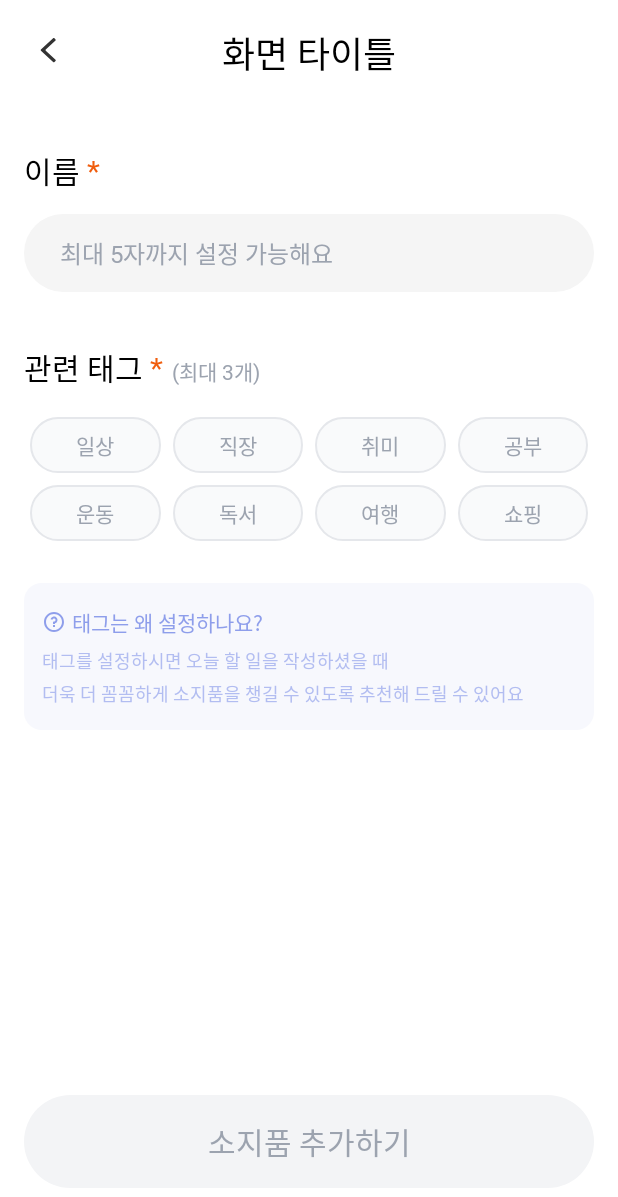
After one commit to Oops-Team/Oops-Android, an Android app: the layout fragment_create_inventory.xml on its own in the app's theme, with its tools: preview values and no code run, on a phone screen of 412 x 824 dp. The commit adds this screen. Shown: the top 1197 px of the screen. Run offline under Robolectric (Android 15) with nearby library versions, the phone set to English and light mode, and no system bars.

Commit message:
Feat: 인벤토리 생성&수정 화면 UI 구현

```diff
--- /dev/null
+++ b/Oops-Android/app/src/main/java/com/example/oops_android/ui/Main/Inventory/CreateInventoryFragment.kt
@@ -0,0 +1,38 @@
+package com.example.oops_android.ui.Main.Inventory
+
+import android.view.View
+import androidx.navigation.findNavController
+import androidx.navigation.fragment.navArgs
+import com.example.oops_android.R
+import com.example.oops_android.databinding.FragmentCreateInventoryBinding
+import com.example.oops_android.ui.Base.BaseFragment
+
+/* 인벤토리 생성 & 수정 화면 */
+class CreateInventoryFragment: BaseFragment<FragmentCreateInventoryBinding>(FragmentCreateInventoryBinding::inflate) {
+    override fun initViewCreated() {
+        // 바텀 네비게이션 숨기기
+        mainActivity?.hideBnv(true)
+
+        val args: CreateInventoryFragmentArgs by navArgs()
+        when (args.inventoryDivision) {
+            // 툴 바 제목 설정 및 버튼 띄우기
+            "InventoryCreate" -> {
+                setToolbarTitle(binding.toolbarCreateInventory.tvSubToolbarTitle, "인벤토리 생성")
+                binding.cvCreateInventoryStuffAdd.visibility = View.VISIBLE
+            }
+            "InventoryEdit" -> {
+                setToolbarTitle(binding.toolbarCreateInventory.tvSubToolbarTitle, "인벤토리 수정")
+                binding.cvCreateInventoryStuffAdd.visibility = View.GONE
+                binding.lLayoutCreateInventoryEdit.visibility = View.VISIBLE
+                binding.toolbarCreateInventory.ivSubToolbarRight.visibility = View.VISIBLE
+            }
+        }
+    }
+
+    override fun initAfterBinding() {
+        // 뒤로 가기 버튼 클릭
+        binding.toolbarCreateInventory.ivSubToolbarBack.setOnClickListener {
+            view?.findNavController()?.popBackStack()
+        }
+    }
+}
--- a/Oops-Android/app/src/main/java/com/example/oops_android/ui/Main/Inventory/InventoryFragment.kt
+++ b/Oops-Android/app/src/main/java/com/example/oops_android/ui/Main/Inventory/InventoryFragment.kt
@@ -8,6 +8,8 @@ import android.widget.LinearLayout
 import android.widget.PopupWindow
 import androidx.core.content.ContextCompat
 import androidx.core.view.WindowInsetsControllerCompat
+import androidx.navigation.NavDirections
+import androidx.navigation.fragment.findNavController
 import com.example.oops_android.R
 import com.example.oops_android.databinding.FragmentInventoryBinding
 import com.example.oops_android.ui.Base.BaseFragment
@@ -21,6 +23,9 @@ class InventoryFragment: BaseFragment<FragmentInventoryBinding>(FragmentInventor
     override fun initViewCreated() {
         mainActivity!!.window.statusBarColor = ContextCompat.getColor(requireContext(), R.color.Main_500) // 상단 상태바 색상
         WindowInsetsControllerCompat(mainActivity!!.window, mainActivity!!.window.decorView).isAppearanceLightStatusBars = false
+
+        // 바텀 네비게이션 보이기
+        mainActivity?.hideBnv(false)
     }
 
     override fun onDestroyView() {
@@ -54,10 +59,10 @@ class InventoryFragment: BaseFragment<FragmentInventoryBinding>(FragmentInventor
             // 인벤토리가 ALL이라면
             val inventoryIdx: Long = categoryAdapter.getCategoryIdx(position)
             if (inventoryIdx == -1L) {
-                binding.tvInventoryStuffEdit.visibility = View.INVISIBLE // edit 아이콘 숨기기
+                binding.ivInventoryStuffEdit.visibility = View.INVISIBLE // edit 아이콘 숨기기
             }
             else {
-                binding.tvInventoryStuffEdit.visibility = View.VISIBLE
+                binding.ivInventoryStuffEdit.visibility = View.VISIBLE
             }
 
             // TODO: API 연동 (inventoryIdx 전달)
@@ -76,7 +81,9 @@ class InventoryFragment: BaseFragment<FragmentInventoryBinding>(FragmentInventor
 
         // Create 버튼 클릭 이벤트
         binding.btnInventoryCreate.setOnClickListener {
-            // TODO: 인벤토리 생성 화면으로 이동
+            // 인벤토리 생성 화면으로 이동
+            val actionToCreateInventory: NavDirections = InventoryFragmentDirections.actionInventoryFrmToCreateInventoryFrm("InventoryCreate")
+            findNavController().navigate(actionToCreateInventory)
         }
 
         // 소지품이 없을 경우, 소지품 추가 버튼 클릭 이벤트
@@ -102,6 +109,13 @@ class InventoryFragment: BaseFragment<FragmentInventoryBinding>(FragmentInventor
             binding.lLayoutInventoryStuffDefault.visibility = View.GONE // default 뷰 숨기기
             binding.tvInventoryStuffNum.visibility = View.VISIBLE
             binding.tvInventoryStuffNum.text = stuffAdapter.itemCount.toString() + "/77"
+        }
+
+        // 소지품 수정 버튼 클릭 이벤트
+        binding.ivInventoryStuffEdit.setOnClickListener {
+            // 인벤토리 수정 화면으로 이동
+            val actionToCreateInventory: NavDirections = InventoryFragmentDirections.actionInventoryFrmToCreateInventoryFrm("InventoryEdit")
+            findNavController().navigate(actionToCreateInventory)
         }
     }
 
@@ -178,9 +192,6 @@ class InventoryFragment: BaseFragment<FragmentInventoryBinding>(FragmentInventor
 
     // 인벤토리의 아이콘 변경 로직 함수
     private fun changeInventoryIcon(position: Int, inventoryIconIdx: Long): Boolean {
-        // 선택한 아이템 정보 가져오기
-        val categoryItem: CategoryItemUI = categoryAdapter.getCategoryItem(position)
-
         // 아이콘 변경
         return categoryAdapter.modifyCategoryItem(position, inventoryIconIdx)
     }
--- /dev/null
+++ b/Oops-Android/app/src/main/res/drawable/ic_question_mark_16.xml
@@ -0,0 +1,13 @@
+<vector xmlns:android="http://schemas.android.com/apk/res/android"
+    android:width="16dp"
+    android:height="16dp"
+    android:viewportWidth="16"
+    android:viewportHeight="16">
+  <group>
+    <clip-path
+        android:pathData="M0,0h16v16h-16z"/>
+    <path
+        android:pathData="M8,14.667C4.318,14.667 1.333,11.682 1.333,8C1.333,4.318 4.318,1.333 8,1.333C11.682,1.333 14.666,4.318 14.666,8C14.666,11.682 11.682,14.667 8,14.667ZM8,13.333C9.414,13.333 10.771,12.771 11.771,11.771C12.771,10.771 13.333,9.414 13.333,8C13.333,6.585 12.771,5.229 11.771,4.229C10.771,3.228 9.414,2.667 8,2.667C6.585,2.667 5.229,3.228 4.228,4.229C3.228,5.229 2.666,6.585 2.666,8C2.666,9.414 3.228,10.771 4.228,11.771C5.229,12.771 6.585,13.333 8,13.333ZM7.333,10H8.666V11.333H7.333V10ZM8.666,8.903V9.333H7.333V8.333C7.333,8.156 7.403,7.987 7.528,7.862C7.653,7.737 7.823,7.667 8,7.667C8.189,7.667 8.375,7.613 8.535,7.511C8.695,7.41 8.823,7.266 8.904,7.094C8.985,6.923 9.015,6.732 8.992,6.544C8.969,6.357 8.893,6.179 8.773,6.033C8.653,5.886 8.494,5.777 8.314,5.717C8.134,5.658 7.941,5.65 7.757,5.696C7.574,5.742 7.407,5.839 7.276,5.976C7.145,6.114 7.056,6.285 7.019,6.471L5.711,6.209C5.792,5.803 5.979,5.427 6.254,5.118C6.528,4.808 6.879,4.578 7.272,4.449C7.665,4.32 8.085,4.298 8.489,4.384C8.893,4.471 9.267,4.663 9.572,4.942C9.878,5.22 10.104,5.575 10.227,5.969C10.351,6.364 10.367,6.784 10.275,7.187C10.183,7.59 9.985,7.961 9.703,8.262C9.42,8.564 9.062,8.785 8.666,8.903Z"
+        android:fillColor="#8E9EEB"/>
+  </group>
+</vector>
--- /dev/null
+++ b/Oops-Android/app/src/main/res/layout/fragment_create_inventory.xml
@@ -0,0 +1,325 @@
+<?xml version="1.0" encoding="utf-8"?>
+<!-- 인벤토리 생성 & 수정 화면 -->
+<LinearLayout xmlns:android="http://schemas.android.com/apk/res/android"
+    xmlns:tools="http://schemas.android.com/tools"
+    android:layout_width="match_parent"
+    android:layout_height="match_parent"
+    xmlns:app="http://schemas.android.com/apk/res-auto"
+    android:orientation="vertical"
+    android:background="@color/White"
+    tools:context=".ui.Main.Inventory.CreateInventoryFragment">
+
+    <include
+        android:id="@+id/toolbar_create_inventory"
+        android:layout_width="match_parent"
+        android:layout_height="wrap_content"
+        layout="@layout/toolbar_sub"/>
+
+    <LinearLayout
+        android:layout_width="match_parent"
+        android:layout_height="match_parent"
+        android:orientation="vertical">
+        <LinearLayout
+            android:layout_width="match_parent"
+            android:layout_height="wrap_content"
+            android:orientation="horizontal"
+            android:layout_marginTop="32dp"
+            android:layout_marginStart="16dp"
+            android:layout_marginEnd="16dp">
+            <TextView
+                android:layout_width="wrap_content"
+                android:layout_height="wrap_content"
+                android:text="@string/create_inventory_name"
+                style="@style/H3"
+                android:textColor="@color/Black"/>
+            <TextView
+                android:layout_width="wrap_content"
+                android:layout_height="wrap_content"
+                android:text=" *"
+                style="@style/H3"
+                android:textColor="@color/Red_Dark"/>
+        </LinearLayout>
+
+        <!-- 이름 -->
+        <EditText
+            android:id="@+id/edt_create_inventory_name"
+            android:layout_width="match_parent"
+            android:layout_height="wrap_content"
+            android:background="@drawable/all_radius_50"
+            android:backgroundTint="@color/Gray_F5"
+            style="@style/Body1"
+            android:hint="@string/create_inventory_name_info"
+            android:textColorHint="@color/Gray_400"
+            android:textColor="@color/Black_2C"
+            android:maxLength="5"
+            android:imeOptions="actionDone"
+            android:inputType="text"
+            android:layout_marginTop="14dp"
+            android:layout_marginStart="16dp"
+            android:layout_marginEnd="16dp"
+            android:paddingTop="14dp"
+            android:paddingStart="24dp"
+            android:paddingEnd="24dp"
+            android:paddingBottom="14dp"/>
+
+        <LinearLayout
+            android:layout_width="match_parent"
+            android:layout_height="wrap_content"
+            android:orientation="horizontal"
+            android:layout_marginTop="35dp"
+            android:layout_marginStart="16dp"
+            android:layout_marginEnd="16dp">
+            <TextView
+                android:layout_width="wrap_content"
+                android:layout_height="wrap_content"
+                android:text="@string/create_inventory_tag"
+                style="@style/H3"
+                android:textColor="@color/Black"/>
+            <TextView
+                android:layout_width="wrap_content"
+                android:layout_height="wrap_content"
+                android:text=" *"
+                style="@style/H3"
+                android:textColor="@color/Red_Dark"/>
+            <TextView
+                android:layout_width="wrap_content"
+                android:layout_height="wrap_content"
+                android:text="@string/create_inventory_tag_info"
+                style="@style/Body2"
+                android:textColor="@color/Gray_400"
+                android:layout_marginStart="6dp"/>
+        </LinearLayout>
+
+        <!-- 관련 태그 레이아웃 -->
+        <GridLayout
+            android:layout_width="match_parent"
+            android:layout_height="wrap_content"
+            android:layout_marginStart="16dp"
+            android:layout_marginTop="14dp"
+            android:layout_marginEnd="16dp"
+            android:columnCount="4"
+            android:orientation="horizontal"
+            android:rowCount="2"
+            android:useDefaultMargins="true">
+            <CheckBox
+                android:id="@+id/cb_inventory_tag_daily"
+                android:layout_width="0dp"
+                android:layout_height="37dp"
+                android:layout_rowWeight="0"
+                android:layout_columnWeight="1"
+                android:button="@null"
+                android:gravity="center"
+                android:background="@drawable/selector_todo"
+                android:outlineProvider="none"
+                style="@style/Body2"
+                android:text="@string/todo_tag_1"
+                android:textColor="@color/Gray_400"/>
+            <CheckBox
+                android:id="@+id/cb_inventory_tag_job"
+                android:layout_width="0dp"
+                android:layout_height="37dp"
+                android:layout_rowWeight="0"
+                android:layout_columnWeight="1"
+                android:button="@null"
+                android:gravity="center"
+                android:background="@drawable/selector_todo"
+                android:outlineProvider="none"
+                style="@style/Body2"
+                android:text="@string/todo_tag_2"
+                android:textColor="@color/Gray_400"/>
+            <CheckBox
+                android:id="@+id/cb_inventory_tag_hobby"
+                android:layout_width="0dp"
+                android:layout_height="37dp"
+                android:layout_rowWeight="0"
+                android:layout_columnWeight="1"
+                android:button="@null"
+                android:gravity="center"
+                android:background="@drawable/selector_todo"
+                android:outlineProvider="none"
+                style="@style/Body2"
+                android:text="@string/todo_tag_3"
+                android:textColor="@color/Gray_400"/>
+            <CheckBox
+                android:id="@+id/cb_inventory_tag_study"
+                android:layout_width="0dp"
+                android:layout_height="37dp"
+                android:layout_rowWeight="0"
+                android:layout_columnWeight="1"
+                android:button="@null"
+                android:gravity="center"
+                android:background="@drawable/selector_todo"
+                android:outlineProvider="none"
+                style="@style/Body2"
+                android:text="@string/todo_tag_4"
+                android:textColor="@color/Gray_400"/>
+            <CheckBox
+                android:id="@+id/cb_inventory_tag_sports"
+                android:layout_width="0dp"
+                android:layout_height="37dp"
+                android:layout_rowWeight="0"
+                android:layout_columnWeight="1"
+                android:button="@null"
+                android:gravity="center"
+                android:background="@drawable/selector_todo"
+                android:outlineProvider="none"
+                style="@style/Body2"
+                android:text="@string/todo_tag_5"
+                android:textColor="@color/Gray_400"/>
+            <CheckBox
+                android:id="@+id/cb_inventory_tag_reading"
+                android:layout_width="0dp"
+                android:layout_height="37dp"
+                android:layout_rowWeight="0"
+                android:layout_columnWeight="1"
+                android:button="@null"
+                android:gravity="center"
+                android:background="@drawable/selector_todo"
+                android:outlineProvider="none"
+                style="@style/Body2"
+                android:text="@string/todo_tag_6"
+                android:textColor="@color/Gray_400"/>
+            <CheckBox
+                android:id="@+id/cb_inventory_tag_travel"
+                android:layout_width="0dp"
+                android:layout_height="37dp"
+                android:layout_rowWeight="0"
+                android:layout_columnWeight="1"
+                android:button="@null"
+                android:gravity="center"
+                android:background="@drawable/selector_todo"
+                android:outlineProvider="none"
+                style="@style/Body2"
+                android:text="@string/todo_tag_7"
+                android:textColor="@color/Gray_400"/>
+            <CheckBox
+                android:id="@+id/cb_inventory_tag_shopping"
+                android:layout_width="0dp"
+                android:layout_height="37dp"
+                android:layout_rowWeight="0"
+                android:layout_columnWeight="1"
+                android:button="@null"
+                android:gravity="center"
+                android:background="@drawable/selector_todo"
+                android:outlineProvider="none"
+                style="@style/Body2"
+                android:text="@string/todo_tag_8"
+                android:textColor="@color/Gray_400"/>
+        </GridLayout>
+
+        <!-- 설명 창 -->
+        <LinearLayout
+            android:layout_width="match_parent"
+            android:layout_height="wrap_content"
+            android:layout_marginTop="24dp"
+            android:layout_marginStart="16dp"
+            android:layout_marginEnd="16dp"
+            android:orientation="vertical"
+            android:background="@drawable/all_radius_12"
+            android:backgroundTint="@color/Main_50"
+            android:paddingTop="15dp"
+            android:paddingStart="12dp"
+            android:paddingEnd="12dp"
+            android:paddingBottom="15dp">
+
+            <LinearLayout
+                android:layout_width="match_parent"
+                android:layout_height="wrap_content"
+                android:orientation="horizontal"
+                android:gravity="center">
+
+                <ImageView
+                    android:layout_width="wrap_content"
+                    android:layout_height="wrap_content"
+                    android:src="@drawable/ic_question_mark_16"/>
+
+                <TextView
+                    android:layout_width="match_parent"
+                    android:layout_height="wrap_content"
+                    style="@style/Body2"
+                    android:text="@string/create_inventory_tag_info_1"
+                    android:textColor="@color/Color_8E"
+                    android:layout_marginStart="4dp"/>
+            </LinearLayout>
+
+            <TextView
+                android:layout_width="match_parent"
+                android:layout_height="wrap_content"
+                style="@style/Button3"
+                android:text="@string/create_inventory_tag_info_2"
+                android:textColor="@color/Main_300"
+                android:layout_marginTop="6dp"
+                android:lineSpacingExtra="4dp"/>
+        </LinearLayout>
+
+        <View
+            android:layout_width="match_parent"
+            android:layout_height="0dp"
+            android:layout_weight="1"/>
+
+        <!-- 인벤토리 생성 화면 시, 소지품 추가하기 버튼 -->
+        <androidx.cardview.widget.CardView
+            android:id="@+id/cv_create_inventory_stuff_add"
+            android:layout_width="match_parent"
+            android:layout_height="wrap_content"
+            android:layout_marginStart="16dp"
+            android:layout_marginEnd="16dp"
+            android:layout_marginBottom="32dp"
+            app:cardCornerRadius="50dp"
+            app:cardElevation="0dp">
+            <Button
+                android:id="@+id/btn_create_inventory_stuff_add"
+                android:layout_width="match_parent"
+                android:layout_height="wrap_content"
+                style="@style/WideButtonDisableStyle"
+                android:backgroundTint="@color/Gray_100"
+                android:text="@string/button_stuff_add"/>
+        </androidx.cardview.widget.CardView>
+
+        <!-- 인벤토리 수정 화면 시의 버튼 -->
+        <LinearLayout
+            android:id="@+id/lLayout_create_inventory_edit"
+            android:layout_width="match_parent"
+            android:layout_height="wrap_content"
+            android:orientation="horizontal"
+            android:visibility="gone"
+            android:layout_marginStart="16dp"
+            android:layout_marginEnd="16dp"
+            android:layout_marginBottom="32dp">
+
+            <!-- 인벤토리 수정 완료 버튼 -->
+            <androidx.cardview.widget.CardView
+                android:id="@+id/cv_create_inventory_edit"
+                android:layout_width="0dp"
+                android:layout_height="wrap_content"
+                android:layout_weight="1"
+                android:layout_marginEnd="22dp"
+                app:cardCornerRadius="50dp"
+                app:cardElevation="0dp">
+                <Button
+                    android:id="@+id/btn_create_inventory_edit"
+                    android:layout_width="match_parent"
+                    android:layout_height="wrap_content"
+                    style="@style/WideButtonDisableStyle"
+                    android:backgroundTint="@color/Gray_100"
+                    android:text="@string/button_edit_complete"/>
+            </androidx.cardview.widget.CardView>
+
+            <!-- 소지품 수정 버튼 -->
+            <androidx.cardview.widget.CardView
+                android:id="@+id/cv_create_inventory_stuff_edit"
+                android:layout_width="0dp"
+                android:layout_height="wrap_content"
+                android:layout_weight="1"
+                app:cardCornerRadius="50dp"
+                app:cardElevation="0dp">
+                <Button
+                    android:id="@+id/btn_create_inventory_stuff_edit"
+                    android:layout_width="match_parent"
+                    android:layout_height="wrap_content"
+                    style="@style/WideButtonEnableStyle"
+                    android:text="@string/button_stuff_edit"/>
+            </androidx.cardview.widget.CardView>
+        </LinearLayout>
+    </LinearLayout>
+</LinearLayout>
--- a/Oops-Android/app/src/main/res/layout/fragment_inventory.xml
+++ b/Oops-Android/app/src/main/res/layout/fragment_inventory.xml
@@ -105,7 +105,7 @@
 
                 <!-- Edit 버튼 -->
                 <ImageView
-                    android:id="@+id/tv_inventory_stuff_edit"
+                    android:id="@+id/iv_inventory_stuff_edit"
                     android:layout_width="wrap_content"
                     android:layout_height="wrap_content"
                     android:visibility="invisible"
--- a/Oops-Android/app/src/main/res/navigation/nav_graph.xml
+++ b/Oops-Android/app/src/main/res/navigation/nav_graph.xml
@@ -47,6 +47,20 @@
         <action
             android:id="@+id/action_inventoryFrm_to_loginActivity"
             app:destination="@id/loginActivity"/>
+        <action
+            android:id="@+id/action_inventoryFrm_to_createInventoryFrm"
+            app:destination="@id/createInventoryFragment"/>
+    </fragment>
+
+    <!-- 인벤토리 생성 -->
+    <fragment
+        android:id="@+id/createInventoryFragment"
+        android:name="com.example.oops_android.ui.Main.Inventory.CreateInventoryFragment"
+        android:label="frm_create_inventory"
+        tools:layout="@layout/fragment_create_inventory">
+        <argument
+            android:name="inventoryDivision"
+            app:argType="string"/>
     </fragment>
 
     <!-- 콕콕 찌르기 -->
--- a/Oops-Android/app/src/main/res/values/colors.xml
+++ b/Oops-Android/app/src/main/res/values/colors.xml
@@ -31,8 +31,11 @@
     <color name="Black_70">#707070</color>
     <color name="Black_33">#333333</color>
     <color name="Black_87">#878585</color>
+    <color name="Black_2C">#2C2E33</color>
+    <color name="Gray_F5">#F5F5F5</color>
     <color name="Cursor_main">#33BDBDBD</color>
     <color name="Color_EA">#EAECF7</color>
+    <color name="Color_8E">#8E9EEB</color>
     <!-- 투명 색상 -->
     <color name="transparent">#00ff0000</color>
 </resources>
--- a/Oops-Android/app/src/main/res/values/strings.xml
+++ b/Oops-Android/app/src/main/res/values/strings.xml
@@ -209,6 +209,12 @@
     <string name="inventory_info">위 버튼을 눌러\n소지품을 담아 주세요</string>
     <string name="inventory_all">ALL</string>
     <string name="inventory_create">Create</string>
+    <string name="create_inventory_name">이름</string>
+    <string name="create_inventory_name_info">최대 5자까지 설정 가능해요</string>
+    <string name="create_inventory_tag">관련 태그</string>
+    <string name="create_inventory_tag_info">(최대 3개)</string>
+    <string name="create_inventory_tag_info_1">태그는 왜 설정하나요?</string>
+    <string name="create_inventory_tag_info_2">태그를 설정하시면 오늘 할 일을 작성하셨을 때\n더욱 더 꼼꼼하게 소지품을 챙길 수 있도록 추천해 드릴 수 있어요</string>
     <!-- 콕콕 찌르기 -->
     <string name="sting_sub">친구야! 소지품 잘 챙겼어?</string>
     <string name="sting_friends">친구 목록</string>
@@ -256,6 +262,9 @@
     <string name="button_create">등록하기</string>
     <string name="button_delete">삭제하기</string>
     <string name="button_edit">수정하기</string>
+    <string name="button_stuff_add">소지품 추가하기</string>
+    <string name="button_edit_complete">수정 완료</string>
+    <string name="button_stuff_edit">소지품 수정</string>
     <!-- 토스트 메시지 -->
     <string name="toast_todo_not_add">더이상 할 일을 추가할 수 없어요!</string>
     <string name="toast_todo_not_delete">하나 이상의 할일을 추가해야 해요!</string>
```
